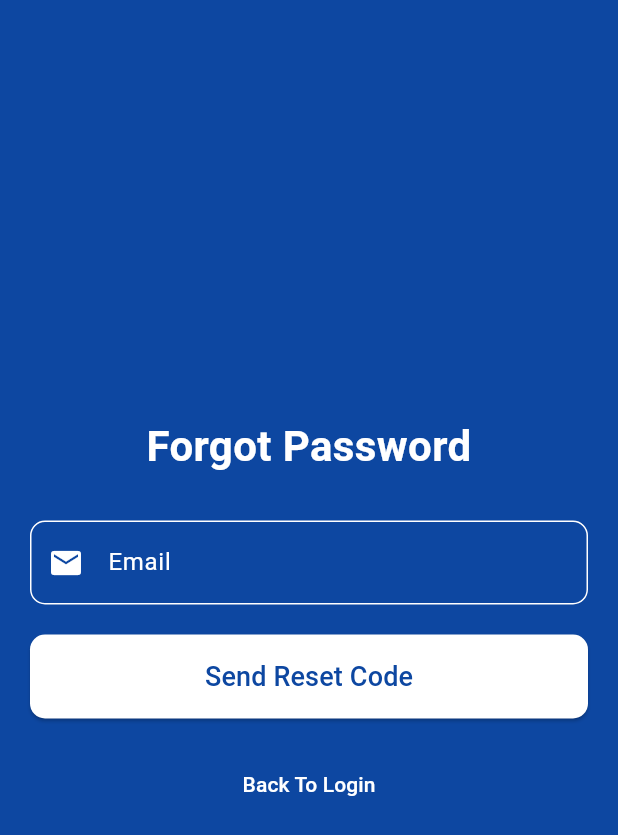
After one commit to JosephDoUrden/RFID-Based-Access-Control-System, a Flutter app: the ForgotPasswordScreenView screen opened directly, after a tap on "Send Reset Code", on a phone screen of 412 x 824 dp. The commit adds this screen. Shown: the top 835 px of the screen. Run offline on Flutter 3.47's test engine with Material 3 defaults, Android fonts, the phone set to English and light mode, and no system bars; our stand-ins replace flutter_svg_provider, google_nav_bar, introduction_screen, shared_preferences; accounts and stored records are empty; network calls fail.

Commit message:
add: forgot and reset password screen added and small updates

```diff
--- a/frontend/lib/controllers/auth_controller.dart
+++ b/frontend/lib/controllers/auth_controller.dart
@@ -3,7 +3,7 @@ import 'package:http/http.dart' as http;
 import 'package:shared_preferences/shared_preferences.dart';
 
 class AuthController {
-  static String? errorMessage; // Add a static variable to hold the error message
+  static String? errorMessage;
 
   static Future<bool> register(
       String username, String firstname, String lastname, String email, String password) async {
@@ -22,10 +22,9 @@ class AuthController {
     );
 
     if (response.statusCode == 200) {
-      errorMessage = null; // Reset error message on successful registration
-      return true; // Registration successful
+      errorMessage = null;
+      return true;
     } else {
-      // Handle different error scenarios and set errorMessage accordingly
       switch (response.body) {
         case "Username already taken":
           errorMessage = 'Username already taken.';
@@ -36,7 +35,7 @@ class AuthController {
         default:
           errorMessage = 'Registration failed. Please try again.';
       }
-      return false; // Registration failed
+      return false;
     }
   }
 
@@ -53,21 +52,56 @@ class AuthController {
     );
 
     if (response.statusCode == 200) {
-      // Parse the response body
       Map<String, dynamic> data = jsonDecode(response.body);
-      // Extract token from the response
       String? token = data['token'];
 
       if (token != null) {
-        // Store the token using shared preferences
         SharedPreferences prefs = await SharedPreferences.getInstance();
         await prefs.setString('token', token);
-        return true; // Giriş başarılı ise true döner
+        return true;
       } else {
-        return false; // Token alınamadıysa giriş başarısız olarak işaretlenir
+        return false;
       }
     } else {
-      return false; // Giriş başarısız ise false döner
+      return false;
+    }
+  }
+
+  static Future<bool> sendResetCode(String email) async {
+    final response = await http.post(
+      Uri.parse('http://localhost:3000/api/auth/forgot-password'),
+      headers: <String, String>{
+        'Content-Type': 'application/json; charset=UTF-8',
+      },
+      body: jsonEncode(<String, String>{
+        'email': email,
+      }),
+    );
+
+    if (response.statusCode == 200) {
+      return true;
+    } else {
+      return false;
+    }
+  }
+
+  static Future<bool> resetPassword(String email, String resetCode, String newPassword) async {
+    final response = await http.post(
+      Uri.parse('http://localhost:3000/api/auth/reset-password'),
+      headers: <String, String>{
+        'Content-Type': 'application/json; charset=UTF-8',
+      },
+      body: jsonEncode(<String, String>{
+        'email': email,
+        'resetCode': resetCode,
+        'newPassword': newPassword,
+      }),
+    );
+
+    if (response.statusCode == 200) {
+      return true;
+    } else {
+      return false;
     }
   }
 }
--- a/frontend/lib/main.dart
+++ b/frontend/lib/main.dart
@@ -1,5 +1,5 @@
 import 'package:flutter/material.dart';
-import 'package:frontend/views/intro_slide_view.dart';
+import 'package:frontend/views/onboarding_view.dart';
 
 void main() {
   runApp(const MyApp());
@@ -16,7 +16,7 @@ class MyApp extends StatelessWidget {
         primarySwatch: Colors.blue,
       ),
       debugShowCheckedModeBanner: false,
-      home: const IntroScreenView(), // Uygulama başlangıç sayfası
+      home: const OnboardingScreenView(), // Uygulama başlangıç sayfası
     );
   }
 }
--- /dev/null
+++ b/frontend/lib/views/login/forgot_password_view.dart
@@ -0,0 +1,118 @@
+import 'package:flutter/material.dart';
+import 'package:frontend/controllers/auth_controller.dart';
+import 'package:frontend/views/login/login_view.dart';
+import 'package:frontend/views/login/reset_password_view.dart';
+
+class ForgotPasswordScreenView extends StatefulWidget {
+  const ForgotPasswordScreenView({Key? key}) : super(key: key);
+
+  @override
+  _ForgotPasswordScreenViewState createState() => _ForgotPasswordScreenViewState();
+}
+
+class _ForgotPasswordScreenViewState extends State<ForgotPasswordScreenView> {
+  final TextEditingController _emailController = TextEditingController();
+  String _errorMessage = '';
+
+  @override
+  Widget build(BuildContext context) {
+    return Scaffold(
+      backgroundColor: Colors.blue[900],
+      body: Center(
+        child: Padding(
+          padding: const EdgeInsets.all(20.0),
+          child: Column(
+            mainAxisAlignment: MainAxisAlignment.center,
+            crossAxisAlignment: CrossAxisAlignment.stretch,
+            children: [
+              const Text(
+                'Forgot Password',
+                textAlign: TextAlign.center,
+                style: TextStyle(
+                  fontSize: 28.0,
+                  fontWeight: FontWeight.bold,
+                  color: Colors.white,
+                ),
+              ),
+              const SizedBox(height: 30.0),
+              TextFormField(
+                controller: _emailController,
+                decoration: InputDecoration(
+                  labelText: 'Email',
+                  labelStyle: const TextStyle(color: Colors.white),
+                  prefixIcon: const Icon(Icons.email, color: Colors.white),
+                  border: OutlineInputBorder(
+                    borderRadius: BorderRadius.circular(10.0),
+                    borderSide: const BorderSide(color: Colors.white),
+                  ),
+                  enabledBorder: OutlineInputBorder(
+                    borderRadius: BorderRadius.circular(10.0),
+                    borderSide: const BorderSide(color: Colors.white),
+                  ),
+                  focusedBorder: OutlineInputBorder(
+                    borderRadius: BorderRadius.circular(10.0),
+                    borderSide: const BorderSide(color: Colors.white),
+                  ),
+                ),
+                style: const TextStyle(color: Colors.white),
+                keyboardType: TextInputType.emailAddress,
+                cursorColor: Colors.white,
+              ),
+              const SizedBox(height: 20.0),
+              ElevatedButton(
+                onPressed: _sendResetCode,
+                style: ElevatedButton.styleFrom(
+                  padding: const EdgeInsets.symmetric(vertical: 15.0),
+                  shape: RoundedRectangleBorder(
+                    borderRadius: BorderRadius.circular(10.0),
+                  ),
+                  backgroundColor: Colors.white,
+                ),
+                child: Text('Send Reset Code', style: TextStyle(fontSize: 18.0, color: Colors.blue[900])),
+              ),
+              if (_errorMessage.isNotEmpty) ...[
+                const SizedBox(height: 20.0),
+                Text(
+                  _errorMessage,
+                  textAlign: TextAlign.center,
+                  style: const TextStyle(color: Colors.red),
+                ),
+              ],
+              const SizedBox(height: 20.0),
+              TextButton(
+                onPressed: () {
+                  Navigator.pushReplacement(
+                    context,
+                    MaterialPageRoute(builder: (context) => const LoginView()),
+                  );
+                },
+                style: TextButton.styleFrom(foregroundColor: Colors.white),
+                child: const Text("Back To Login"),
+              ),
+            ],
+          ),
+        ),
+      ),
+    );
+  }
+
+  void _sendResetCode() async {
+    setState(() {
+      _errorMessage = '';
+    });
+
+    bool codeSent = await AuthController.sendResetCode(_emailController.text);
+    if (codeSent) {
+      Navigator.push(
+        context,
+        MaterialPageRoute(
+          builder: (context) => ResetPasswordScreenView(email: _emailController.text),
+        ),
+      );
+    } else {
+      setState(() {
+        _errorMessage = 'Failed to send reset code. Please check your email address.';
+      });
+    }
+  }
+}
--- a/frontend/lib/views/intro_slide_view.dart
+++ b/frontend/lib/views/onboarding_view.dart
@@ -4,8 +4,8 @@ import 'package:frontend/views/login/login_view.dart';
 import 'package:introduction_screen/introduction_screen.dart';
 import 'package:flutter_svg_provider/flutter_svg_provider.dart';
 
-class IntroScreenView extends StatelessWidget {
-  const IntroScreenView({super.key});
+class OnboardingScreenView extends StatelessWidget {
+  const OnboardingScreenView({super.key});
 
   @override
   Widget build(BuildContext context) {
```
Also changed, not shown: frontend/lib/views/login/login_view.dart (+31 -13 lines), frontend/lib/views/login/reset_password_view.dart (added, +161 -0 lines).
